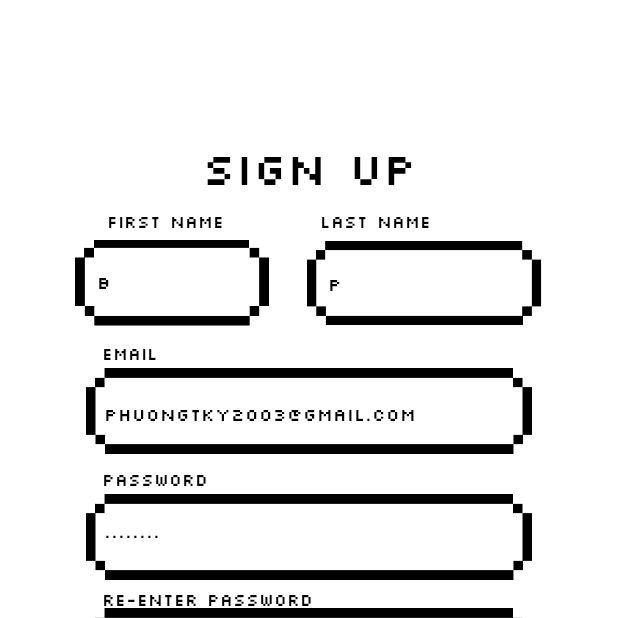
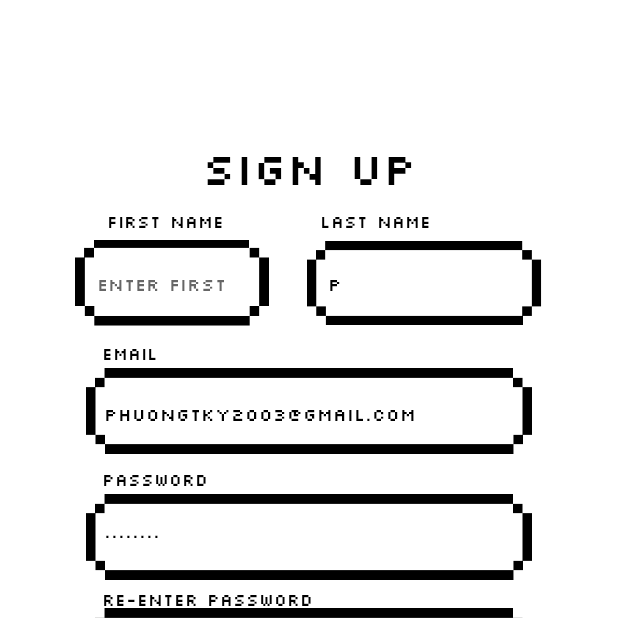
Before and after one commit to oni2302/PixelChat, an Android app: the fragment SignUp_Fragment placed in its activity, on a phone screen of 412 x 824 dp, the top half of it. Run offline under Robolectric (Android 15) with nearby library versions, the phone set to English and light mode, and no system bars; our stand-ins replace Firebase (no records; nobody signed in at launch, a user with empty details on screens opened directly); 3 statements that could not run were skipped.

Commit message:
Rename image Sign up

```diff
--- a/app/src/main/res/layout/fragment_sign_up.xml
+++ b/app/src/main/res/layout/fragment_sign_up.xml
@@ -10,16 +10,16 @@
     <EditText
         android:id="@+id/edt_SignUp_firstName"
         android:layout_width="112dp"
-        android:layout_height="45dp"
+        android:layout_height="48dp"
         android:layout_marginStart="59dp"
         android:layout_marginTop="165dp"
         android:background="#FFFFFF"
         android:ems="10"
         android:fontFamily="@font/silkscreen"
+        android:hint="Enter First"
         android:inputType="textPersonName"
         android:paddingLeft="5dp"
         android:paddingRight="5dp"
-        android:text="b"
         android:textColor="#000000"
         android:textSize="12sp"
         app:layout_constraintStart_toStartOf="parent"
@@ -125,7 +125,7 @@
         app:layout_constraintTop_toTopOf="parent" />
 
     <ImageView
-        android:id="@+id/imageView7"
+        android:id="@+id/imageEmail"
         android:layout_width="297dp"
         android:layout_height="60dp"
         android:layout_marginTop="244dp"
@@ -143,17 +143,17 @@
         app:layout_constraintEnd_toEndOf="parent"
         app:layout_constraintHorizontal_bias="0.18"
         app:layout_constraintStart_toStartOf="parent"
-        app:layout_constraintTop_toBottomOf="@+id/imageView9" />
+        app:layout_constraintTop_toBottomOf="@+id/imageReEnterPass" />
 
     <ImageView
-        android:id="@+id/imageView9"
+        android:id="@+id/imageReEnterPass"
         android:layout_width="297dp"
         android:layout_height="60dp"
         android:layout_marginTop="16dp"
         android:src="@drawable/border1"
         app:layout_constraintEnd_toEndOf="parent"
         app:layout_constraintStart_toStartOf="parent"
-        app:layout_constraintTop_toBottomOf="@+id/imageView8" />
+        app:layout_constraintTop_toBottomOf="@+id/imagePass" />
 
     <TextView
         android:id="@+id/textView11"
@@ -182,14 +182,14 @@
         app:layout_constraintTop_toTopOf="parent" />
 
     <ImageView
-        android:id="@+id/imageView8"
+        android:id="@+id/imagePass"
         android:layout_width="297dp"
         android:layout_height="60dp"
         android:layout_marginTop="24dp"
         android:src="@drawable/border1"
         app:layout_constraintEnd_toEndOf="parent"
         app:layout_constraintStart_toStartOf="parent"
-        app:layout_constraintTop_toBottomOf="@+id/imageView7" />
+        app:layout_constraintTop_toBottomOf="@+id/imageEmail" />
 
     <Button
         android:id="@+id/btn_SignUp"
@@ -199,7 +199,7 @@
         android:foreground="@drawable/l_arrow_btn"
         app:layout_constraintEnd_toEndOf="parent"
         app:layout_constraintStart_toStartOf="parent"
-        app:layout_constraintTop_toBottomOf="@+id/imageView9" />
+        app:layout_constraintTop_toBottomOf="@+id/imageReEnterPass" />
 
     <TextView
         android:id="@+id/textView8"
@@ -228,7 +228,7 @@
         app:layout_constraintTop_toTopOf="parent" />
 
     <ImageView
-        android:id="@+id/imageView2"
+        android:id="@+id/imageFirstName"
         android:layout_width="132dp"
         android:layout_height="57dp"
         android:layout_marginTop="160dp"
@@ -239,7 +239,7 @@
         app:layout_constraintTop_toTopOf="parent" />
 
     <ImageView
-        android:id="@+id/imageView5"
+        android:id="@+id/imageLastName"
         android:layout_width="157dp"
         android:layout_height="57dp"
         android:layout_marginTop="160dp"
--- a/app/src/main/res/layout/layout_login.xml
+++ b/app/src/main/res/layout/layout_login.xml
@@ -110,7 +110,7 @@
     <Button
         android:id="@+id/btn_signIn"
         android:layout_width="109dp"
-        android:layout_height="42dp"
+        android:layout_height="48dp"
         android:layout_marginStart="148dp"
         android:layout_marginTop="32dp"
         android:foreground="@drawable/l_arrow_btn"
```
